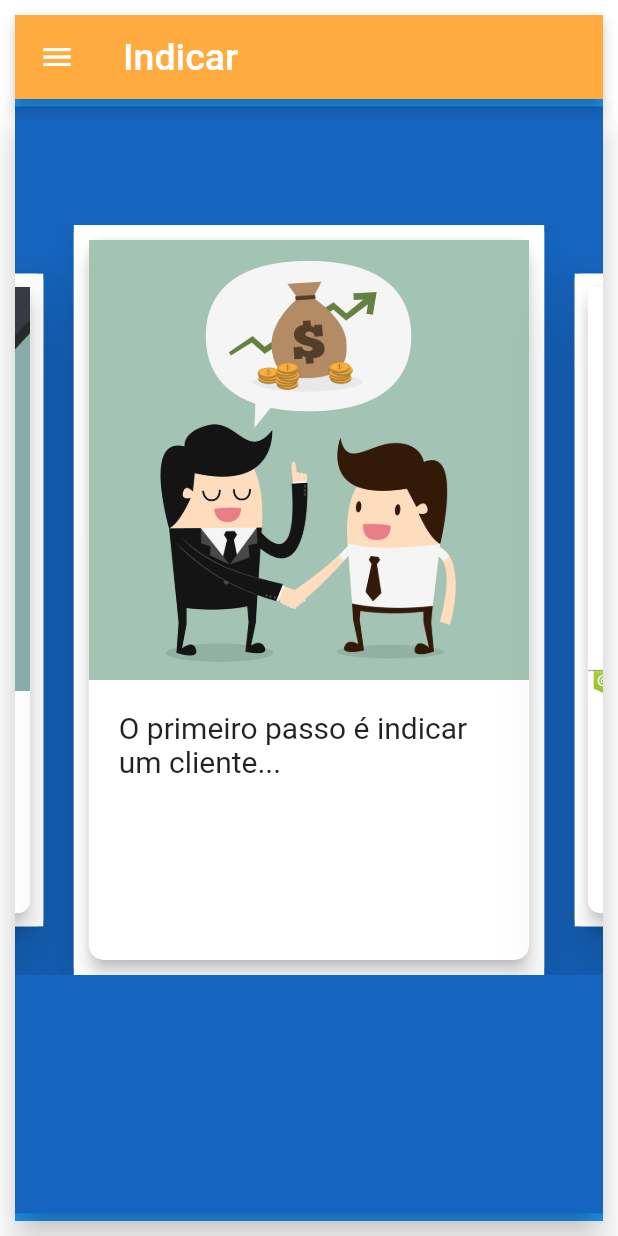
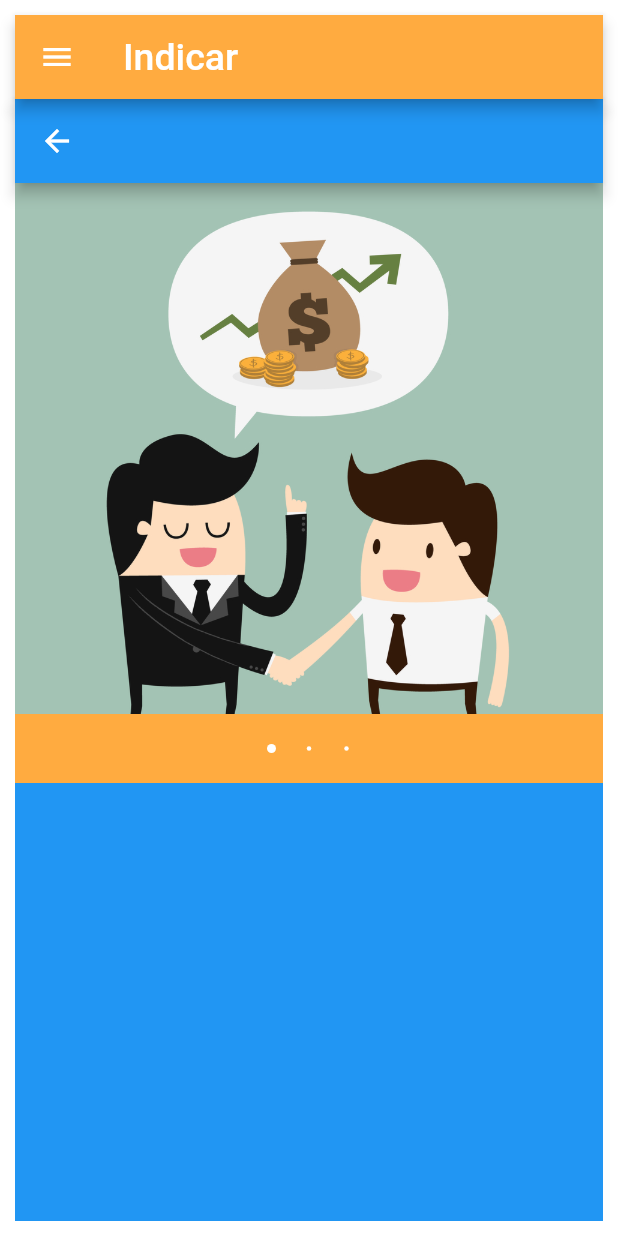
Before and after one commit to CristianBCandia/app-indicar, a Flutter app: the Home screen opened by its route, on a phone screen of 412 x 824 dp. Run offline on Flutter 3.47's test engine with Material 2 defaults, Android fonts, the light colour scheme and no system bars; drawn by our look-alikes of carousel_pro, carousel_slider.

Commit message:
Carousel updated

```diff
--- a/app_indicar/lib/components/carousel.dart
+++ b/app_indicar/lib/components/carousel.dart
@@ -1,104 +1,44 @@
-import 'package:carousel_slider/carousel_slider.dart';
+import 'package:carousel_pro/carousel_pro.dart';
+import 'package:flutter/cupertino.dart';
 import 'package:flutter/material.dart';
-
-class Carousel extends StatefulWidget {
-
-
-  @override
-  _CarouselState createState() => _CarouselState();
-}
-
-class _CarouselState extends State<Carousel> {
-  int _current = 0;
-
-  List imgList = [
-    'images/client.jpeg',
-    'images/buy.jpg',
-    'images/money.jpg'
-  ];
-
-  List txtList = [
-    'O primeiro passo é indicar um cliente...',
-    'Depois o cliente vai efetuar a compra...',
-    'E então você recebe sua comissão!'
-  ];
-
+// items: [
+// 'images/client.jpeg',
+// 'images/buy.jpg',
+// 'images/money.jpg'
+// ]
+class CarouselHome extends StatelessWidget {
   @override
   Widget build(BuildContext context) {
     return Scaffold(
-      /* appBar: AppBar(
-        title: Text(widget.text),
-      ), */
         backgroundColor: Colors.blue,
-      body: Container(
-        height: 750,
-        margin: new EdgeInsets.symmetric(vertical: 5.0),
-        child: Material(
-          elevation: 10,
-          color: Colors.blue[800],
-          borderRadius: BorderRadius.circular(0),
-          child: Container(
-            child: Column(
-              mainAxisAlignment: MainAxisAlignment.center,
-              crossAxisAlignment: CrossAxisAlignment.center,
-              children: <Widget>[
-                CarouselSlider(
-                  height: 500,
-                  initialPage: 0,
-                  enlargeCenterPage: true,
-                  onPageChanged: (index) {
-                    setState(() {
-                      _current = index;
-                    });
-                  },
-                  items: imgList.map((imgUrl) {
-                    return Builder(builder: (BuildContext context) {
-                      return Material(
-                        elevation: 20,
-                        borderRadius: BorderRadius.circular(5),
-                        child: Container(
-                          child: Card(
-                            child: Column(
+        appBar: AppBar(
+          backgroundColor: Colors.blue,
+          title: Text(""),
+        ),
+        body: ListView(
           children: [
-                                Image.asset(
-                                  imgUrl,
+            SizedBox(
+              height: 400,
+              width: double.infinity,
+              child: Carousel(
+                dotColor: Colors.white,
+                dotSize: 3.0,
+                boxFit: BoxFit.none,
+                dotBgColor: Colors.orangeAccent,
+                images: [
+                  Image.asset('images/client.jpeg',
                     fit: BoxFit.cover,
                   ),
-                                Padding(
-                                  padding: const EdgeInsets.all(20.0),
-                                  child: imgUrl.toString().contains('buy') ? Text(txtList[1], style: TextStyle(fontSize: 20)) :
-                                    imgUrl.toString().contains('client') ? Text(txtList[0], style: TextStyle(fontSize: 20)) :
-                                    Text(txtList[2], style: TextStyle(fontSize: 20)),/* Text(this.text,
-                                    style: TextStyle(
-                                      fontSize: 18,
-                                    ), */
+                  Image.asset('images/buy.jpg',
+                    fit: BoxFit.cover,
                   ),
+                  Image.asset('images/money.jpg',
+                    fit: BoxFit.cover,
+                  ),
+                ]
+              ),
+            )
           ],
-                            ),
-                            shape: RoundedRectangleBorder(
-                              borderRadius: BorderRadius.circular(10.0),
-                            ),
-                            elevation: 5,
-                            margin: EdgeInsets.all(10),
-                          ),
-                          width: 320,
-                          margin: EdgeInsets.symmetric(horizontal: 0),
-                          decoration: BoxDecoration(
-                            color: Colors.white,
-                          ),
-                        ),
-                      );
-                    });
-                  }).toList(),
-                ),
-                Padding(padding: EdgeInsets.all(40)),
-                /* Container(
-                  child: _current == 3 ? ButtonIndicar() : TextHistoryApp(),
-                ), */
-              ],
-            ),
-          ),
-        ),
         ),
       );
   }
--- a/app_indicar/lib/components/home.dart
+++ b/app_indicar/lib/components/home.dart
@@ -21,14 +21,9 @@ class Home extends StatelessWidget {
           backgroundColor: Colors.orangeAccent,
         ),
 
-        body: Carousel(),
+        body: CarouselHome(),
         backgroundColor: Colors.green[50],
         drawer: Drawer(
-
-          // Add a ListView to the drawer. This ensures the user can scroll
-          // through the options in the drawer if there isn't enough vertical
-          // space to fit everything.
-
           child: ListView(
             // Important: Remove any padding from the ListView.
             padding: EdgeInsets.zero,
--- a/app_indicar/pubspec.yaml
+++ b/app_indicar/pubspec.yaml
@@ -23,7 +23,7 @@ environment:
 dependencies:
   flutter:
     sdk: flutter
-  carousel_slider: ^1.3.0
+  carousel_pro: ^1.0.0
 
 
   # The following adds the Cupertino Icons font to your application.
```
Also changed, not shown: app_indicar/pubspec.lock. Lines whose indentation alone changed are shown as unchanged.
